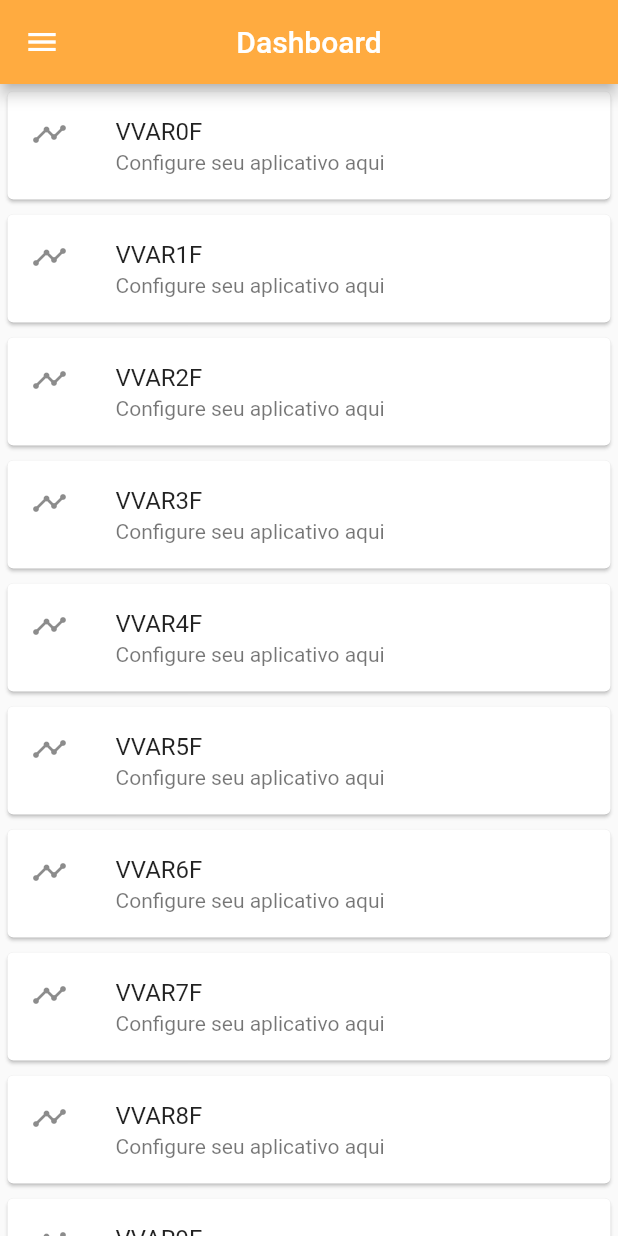
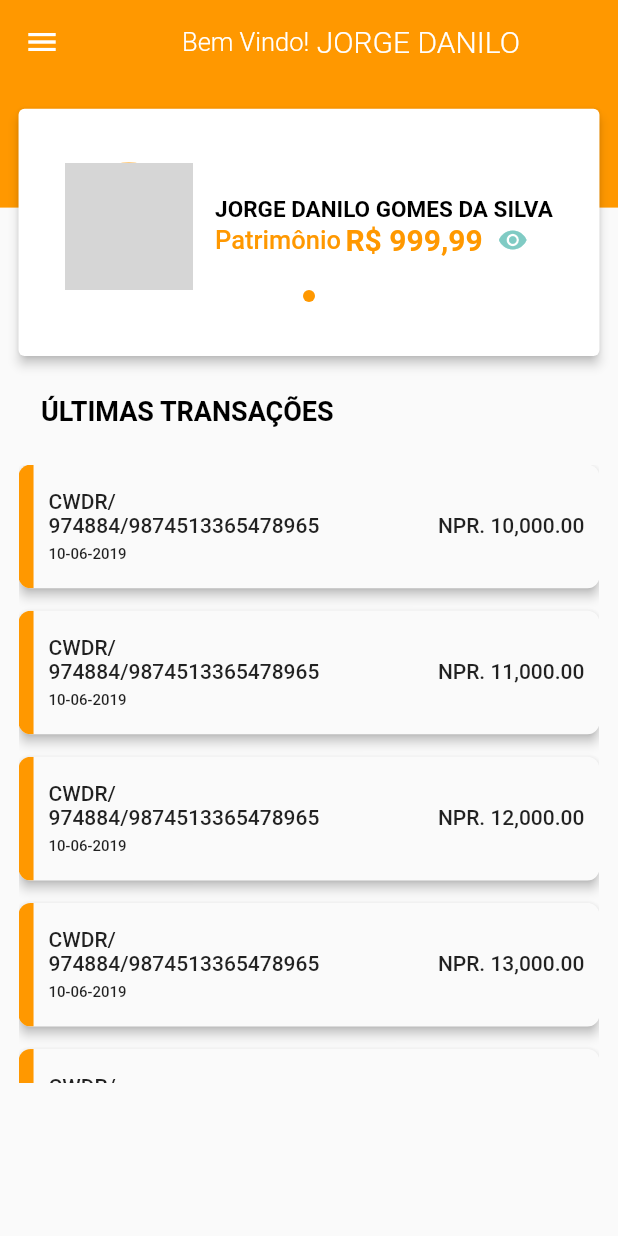
Before and after one commit to JorgeDanilo/Sua-Carteira-Investimentos, a Flutter app: the DashboardPage screen opened directly, on a phone screen of 412 x 824 dp. Run offline on Flutter 3.47's test engine with Material 2 defaults, Android fonts, the phone set to English and light mode, and no system bars; our stand-ins replace cached_network_image; network calls fail; grey boxes are pictures that could not be loaded.

Commit message:
implementation profile, dashboard and menu

```diff
--- /dev/null
+++ b/lib/constantes/contantes.dart
@@ -0,0 +1,84 @@
+import 'package:flutter/material.dart';
+
+final List<Draw> drawerItems = [
+  Draw(title: 'Quick Payment', icon: Icons.photo_camera),
+  Draw(title: 'Favorite Account', icon: Icons.supervised_user_circle),
+  Draw(title: 'Invoice History', icon: Icons.receipt),
+  Draw(title: 'Complain', icon: Icons.speaker_notes),
+  Draw(title: 'Activity Log', icon: Icons.assessment),
+  Draw(title: 'Settings', icon: Icons.settings),
+];
+
+final List transactions = [
+  Trx(
+    type: 'cwdr/',
+    number: '974884/9874513365478965',
+    amount: '10,000.00',
+    date: '10-06-2019',
+  ),
+  Trx(
+    type: 'cwdr/',
+    number: '974884/9874513365478965',
+    amount: '11,000.00',
+    date: '10-06-2019',
+  ),
+  Trx(
+    type: 'cwdr/',
+    number: '974884/9874513365478965',
+    amount: '12,000.00',
+    date: '10-06-2019',
+  ),
+  Trx(
+    type: 'cwdr/',
+    number: '974884/9874513365478965',
+    amount: '13,000.00',
+    date: '10-06-2019',
+  ),
+  Trx(
+    type: 'cwdr/',
+    number: '974884/9874513365478965',
+    amount: '14,000.00',
+    date: '10-06-2019',
+  ),
+  Trx(
+    type: 'cwdr/',
+    number: '974884/9874513365478965',
+    amount: '15,000.00',
+    date: '10-06-2019',
+  ),
+  Trx(
+    type: 'cwdr/',
+    number: '974884/9874513365478965',
+    amount: '16,000.00',
+    date: '10-06-2019',
+  ),
+  Trx(
+    type: 'cwdr/',
+    number: '974884/9874513365478965',
+    amount: '55,000.00',
+    date: '10-06-2019',
+  ),
+  Trx(
+    type: 'cwdr/',
+    number: '974884/9874513365478965',
+    amount: '15,000.00',
+    date: '10-06-2019',
+  ),
+  Trx(
+    type: 'cwdr/',
+    number: '974884/9874513365478965',
+    amount: '25,000.00',
+    date: '10-06-2019',
+  ),
+];
+
+class Trx {
+  final String type, number, amount, date;
+  Trx({this.type, this.amount, this.date, this.number});
+}
+
+class Draw {
+  final String title;
+  final IconData icon;
+  Draw({this.title, this.icon});
+}
--- a/lib/pages/dashboard_page.dart
+++ b/lib/pages/dashboard_page.dart
@@ -1,56 +1,125 @@
 import 'package:flutter/material.dart';
 import 'package:flutter/services.dart';
+import 'package:sua_carteira_investimentos/constantes/contantes.dart';
 import 'package:sua_carteira_investimentos/model/active.dart';
 import 'package:sua_carteira_investimentos/model/time_of_investiment.dart';
 import 'package:sua_carteira_investimentos/pages/drawer_list.dart';
+import 'package:sua_carteira_investimentos/widgets/last_transactions.dart';
+import 'package:sua_carteira_investimentos/widgets/top_account_info.dart';
 
 class DashboardPage extends StatefulWidget {
   @override
   _DashboardPageState createState() => _DashboardPageState();
-  List<Active> actives = [];
-  _populeDasboard() {
-    for (int i = 0; i <= 10; i++) {
-      actives.add(Active(id: i, name: "VVAR${i}F", quantity: i+1, unitaryValue: 16.0, amount: 100, timeInvestment: TimeInvestment.LONG));
-    }
-  }
 }
 
 class _DashboardPageState extends State<DashboardPage> {
   @override
   Widget build(BuildContext context) {
-    widget._populeDasboard();
+//    widget._populeDasboard();
+//    return Scaffold(
+//      appBar: AppBar(
+//        title: Text("Dashboard"),
+//        backgroundColor: Colors.orangeAccent,
+//        centerTitle: true,
+//      ),
+//      drawer: DrawerList(),
+//      body: _body(),
+//    );
+    Size deviceSize = MediaQuery.of(context).size;
     return Scaffold(
-      appBar: AppBar(
-        title: Text("Dashboard"),
-        backgroundColor: Colors.orangeAccent,
-        centerTitle: true,
-      ),
       drawer: DrawerList(),
-      body: _body(),
-    );
-  }
-
-  _body() {
-    return Container(
-      child: ListView.builder(
-        itemCount: widget.actives.length,
-        itemBuilder: (context, index) {
-          return Container(
-            child: Card(
-              elevation: 1,
-              margin: EdgeInsets.all(5),
-              child: ListTile(
-                leading: Icon(Icons.timeline),
-                title: Text(widget.actives[index].name),
-                subtitle: Text("Configure seu aplicativo aqui"),
-//              trailing: Icon(Icons.apps),
-                onTap: () {},
-              ),
+      appBar: buildAppBar(),
+      body: Stack(
+        children: <Widget>[
+          Container(
+            color: Colors.orange,
+            height: deviceSize.height * 0.1,
+          ),
+          Container(
+            margin: EdgeInsets.symmetric(
+              horizontal: deviceSize.width * 0.03,
             ),
-          );
-        },
+            child: Column(
+              children: <Widget>[
+                TopAccountInfo(),
+                Flexible(
+                  fit: FlexFit.tight,
+                  child: ListView(
+                    physics: BouncingScrollPhysics(),
+                    shrinkWrap: true,
+                    children: <Widget>[
+                      LastTransactions(),
+                    ],
+                  ),
+                ),
+              ],
+            ),
+          ),
+        ],
       ),
     );
   }
 
+  builderUserInfo(BuildContext context) => Container(
+        color: Colors.orange,
+        padding: EdgeInsets.only(bottom: 25.0),
+        child: Column(
+          mainAxisAlignment: MainAxisAlignment.center,
+          mainAxisSize: MainAxisSize.min,
+          children: <Widget>[
+            ListTile(
+              onTap: () {
+                Navigator.of(context).pop();
+              },
+              leading: Icon(
+                Icons.arrow_back,
+                color: Colors.white,
+              ),
+            ),
+            SizedBox(
+              width: 5,
+            ),
+            Text(
+              'MAUSAM'.toUpperCase(),
+              style: TextStyle(
+                fontSize: 17.0,
+                fontWeight: FontWeight.w300,
+                color: Colors.white,
+              ),
+            ),
+          ],
+        ),
+      );
+
+  AppBar buildAppBar() {
+    return AppBar(
+      elevation: 0.0,
+      backgroundColor: Colors.orange,
+      centerTitle: true,
+      title: Row(
+        mainAxisAlignment: MainAxisAlignment.center,
+        children: <Widget>[
+          Text(
+            'Bem Vindo!',
+            style: TextStyle(
+              fontSize: 17.0,
+              fontWeight: FontWeight.w300,
+              color: Colors.white,
+            ),
+          ),
+          SizedBox(
+            width: 5,
+          ),
+          Text(
+            'Jorge Danilo'.toUpperCase(),
+            style: TextStyle(
+              fontSize: 20.0,
+              fontWeight: FontWeight.w300,
+              color: Colors.white,
+            ),
+          )
+        ],
+      ),
+    );
+  }
 }
--- /dev/null
+++ b/lib/widgets/heading.dart
@@ -0,0 +1,31 @@
+import 'package:flutter/material.dart';
+
+class Heading extends StatelessWidget {
+  final String title;
+  Heading({this.title});
+
+  @override
+  Widget build(BuildContext context) {
+    return Row(
+      children: <Widget>[
+//        Image.asset(
+//          'assets/images/fill_1_copy.png',
+//          height: 20.0,
+//        ),
+        SizedBox(
+          width: 15.0,
+        ),
+        Expanded(
+          child: Text(
+            title.toUpperCase(),
+            style: TextStyle(
+              color: Colors.black,
+              fontWeight: FontWeight.w600,
+              fontSize: 18.0,
+            ),
+          ),
+        )
+      ],
+    );
+  }
+}
--- /dev/null
+++ b/lib/widgets/last_transactions.dart
@@ -0,0 +1,38 @@
+import 'package:flutter/material.dart';
+import 'package:sua_carteira_investimentos/constantes/contantes.dart';
+import 'package:sua_carteira_investimentos/widgets/heading.dart';
+import 'package:sua_carteira_investimentos/widgets/transation.dart';
+
+class LastTransactions extends StatelessWidget {
+  @override
+  Widget build(BuildContext context) {
+    Size deviceSize = MediaQuery.of(context).size;
+    return Column(
+      mainAxisSize: MainAxisSize.min,
+      children: <Widget>[
+        SizedBox(
+          height: 10.0,
+        ),
+        Heading(
+          title: 'Últimas transações',
+        ),
+        SizedBox(
+          height: 25.0,
+        ),
+        Flexible(
+          child: Container(
+            height: deviceSize.height * 0.5,
+            child: ListView.builder(
+              shrinkWrap: true,
+              physics: BouncingScrollPhysics(),
+              itemCount: transactions.length,
+              itemBuilder: (context, int index) => Transaction(
+                transaction: transactions[index],
+              ),
+            ),
+          ),
+        ),
+      ],
+    );
+  }
+}
--- /dev/null
+++ b/lib/widgets/profile_image.dart
@@ -0,0 +1,32 @@
+import 'package:cached_network_image/cached_network_image.dart';
+import 'package:flutter/material.dart';
+
+class ProfileImage extends StatelessWidget {
+
+  final double height, width;
+  final Color color;
+  String url =  "https://miro.medium.com/max/1400/1*mk1-6aYaf_Bes1E3Imhc0A.jpeg";
+
+  ProfileImage(
+      {this.height = 85.0, this.width = 85.0, this.color = Colors.orange});
+
+  @override
+  Widget build(BuildContext context) {
+    return Container(
+      width: width,
+      height: height,
+      decoration: BoxDecoration(
+        shape: BoxShape.circle,
+        color: Colors.red,
+        image: DecorationImage(
+          image: CachedNetworkImageProvider(url),
+          fit: BoxFit.cover,
+        ),
+        border: Border.all(
+          color: color,
+          width: 3.0,
+        ),
+      ),
+    );
+  }
+}
--- /dev/null
+++ b/lib/widgets/top_account_info.dart
@@ -0,0 +1,93 @@
+import 'package:flutter/material.dart';
+import 'package:sua_carteira_investimentos/widgets/profile_image.dart';
+
+class TopAccountInfo extends StatelessWidget {
+  @override
+  Widget build(BuildContext context) {
+    Size deviceSize = MediaQuery.of(context).size;
+    return Card(
+      elevation: 3.0,
+      margin: EdgeInsets.symmetric(
+        vertical: deviceSize.height * 0.02,
+      ),
+      child: Container(
+        alignment: Alignment.center,
+        height: deviceSize.height * 0.2,
+        child: Column(
+          mainAxisSize: MainAxisSize.min,
+          mainAxisAlignment: MainAxisAlignment.center,
+          children: <Widget>[
+            Row(
+              mainAxisSize: MainAxisSize.min,
+              children: <Widget>[
+                ProfileImage(),
+                buildAcountDetail,
+              ],
+            ),
+            Container(
+              height: 8.0,
+              width: 8.0,
+              decoration: BoxDecoration(
+                shape: BoxShape.circle,
+                color: Colors.orange,
+              ),
+            ),
+          ],
+        ),
+      ),
+    );
+  }
+
+  final buildAcountDetail = Container(
+    padding: EdgeInsets.only(
+      left: 15.0,
+    ),
+    child: Column(
+      mainAxisSize: MainAxisSize.min,
+      mainAxisAlignment: MainAxisAlignment.start,
+      crossAxisAlignment: CrossAxisAlignment.start,
+      children: <Widget>[
+        Text(
+          'Jorge Danilo Gomes da Silva'.toUpperCase(),
+          style: TextStyle(
+            fontSize: 15.0,
+            color: Colors.black,
+            fontWeight: FontWeight.w600,
+          ),
+        ),
+        Row(
+          mainAxisSize: MainAxisSize.min,
+          children: <Widget>[
+            Text(
+              'Patrimônio',
+              style: TextStyle(
+                fontSize: 17.0,
+                color: Colors.orange,
+                fontWeight: FontWeight.w500,
+              ),
+            ),
+            SizedBox(
+              width: 3.0,
+            ),
+            Text(
+              'R\$ 999,99',
+              style: TextStyle(
+                fontSize: 20.0,
+                color: Colors.orange,
+                fontWeight: FontWeight.bold,
+              ),
+            ),
+            SizedBox(
+              width: 10.0,
+            ),
+            Icon(
+              Icons.remove_red_eye,
+              color: Colors.teal.shade200,
+              size: 20.0,
+            )
+          ],
+        ),
+      ],
+    ),
+  );
+}
--- /dev/null
+++ b/lib/widgets/transation.dart
@@ -0,0 +1,78 @@
+import 'package:flutter/material.dart';
+import 'package:sua_carteira_investimentos/constantes/contantes.dart';
+
+class Transaction extends StatelessWidget {
+  final Trx transaction;
+  Transaction({this.transaction});
+
+  @override
+  Widget build(BuildContext context) {
+    print('${transaction.amount}');
+    Size deviceSize = MediaQuery.of(context).size;
+    return Padding(
+      padding: EdgeInsets.only(bottom: 15.0),
+      child: Material(
+        borderRadius: BorderRadius.all(Radius.circular(8.0)),
+        elevation: 3.0,
+        child: ClipRRect(
+          borderRadius: BorderRadius.all(Radius.circular(8.0)),
+          child: Container(
+            height: deviceSize.height * 0.10,
+            padding: EdgeInsets.symmetric(horizontal: 10.0),
+            decoration: BoxDecoration(
+              border: Border(
+                left: BorderSide(
+                  width: 10.0,
+                  color: Colors.orange,
+                ),
+              ),
+            ),
+            child: Column(
+              mainAxisAlignment: MainAxisAlignment.center,
+              mainAxisSize: MainAxisSize.min,
+              crossAxisAlignment: CrossAxisAlignment.start,
+              children: <Widget>[
+                Text(
+                  transaction.type.toUpperCase(),
+                  style: TextStyle(
+                    fontWeight: FontWeight.w500,
+                    fontSize: 14.0,
+                  ),
+                ),
+                Row(
+                  mainAxisAlignment: MainAxisAlignment.spaceBetween,
+                  children: <Widget>[
+                    Text(
+                      transaction.number.toUpperCase(),
+                      style: TextStyle(
+                        fontWeight: FontWeight.w500,
+                        fontSize: 14.0,
+                      ),
+                    ),
+                    Text(
+                      'NPR. ' + transaction.amount.toUpperCase(),
+                      style: TextStyle(
+                        fontWeight: FontWeight.w500,
+                        fontSize: 14.0,
+                      ),
+                    ),
+                  ],
+                ),
+                SizedBox(
+                  height: 5.0,
+                ),
+                Text(
+                  transaction.date.toUpperCase(),
+                  style: TextStyle(
+                    fontWeight: FontWeight.w500,
+                    fontSize: 10.0,
+                  ),
+                ),
+              ],
+            ),
+          ),
+        ),
+      ),
+    );
+  }
+}
```
Also changed, not shown: 1 other file.
